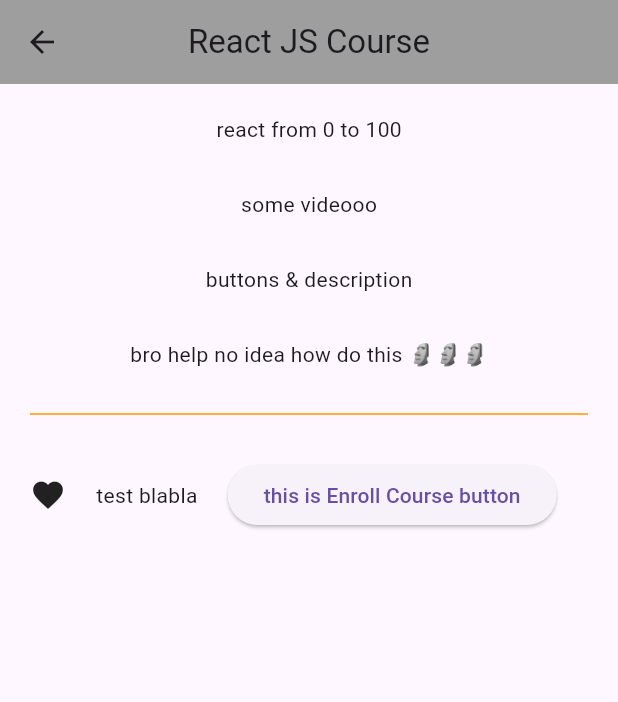
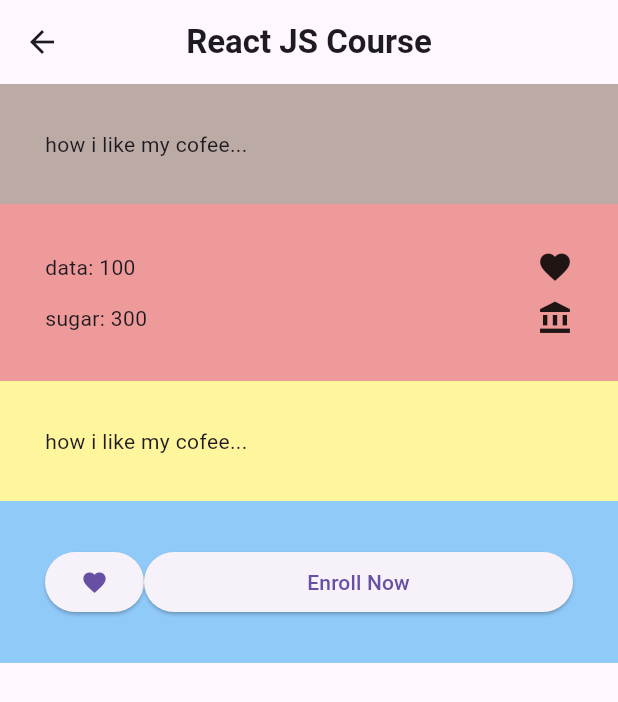
Before and after one commit to Wilmer-Kwodee/BelAjari-SE-Project, a Flutter app: the CourseScreen screen opened directly, after a tap on "React JS", on a phone screen of 412 x 824 dp. Shown: the top 702 px of the screen. Run offline on Flutter 3.47's test engine with Material 3 defaults, Android fonts, the phone set to English and light mode, and no system bars.

Commit message:
Add files via upload

```diff
--- a/lib/course_screen.dart
+++ b/lib/course_screen.dart
@@ -10,11 +10,16 @@ class CourseScreen extends StatelessWidget {
   Widget build(BuildContext context) {
     return Scaffold(
       appBar: AppBar(
-        title: Text('Coding Category'),
-        backgroundColor: Colors.red,
+        title: const Text(
+          'Coding Category',
+          style: TextStyle(fontWeight: FontWeight.bold),
+        ),
+        centerTitle: true,
       ),
       body: Container(
-        child: ListView(
+        padding: const EdgeInsets.all(20),
+        child: const Column(
+          crossAxisAlignment: CrossAxisAlignment.stretch,
           children: [CourseTopicButton(), CourseTopicButton()],
         ),
       ),
@@ -31,10 +36,10 @@ class CourseTopicButton extends StatelessWidget {
       onPressed: () {
         Navigator.push(
           context,
-          MaterialPageRoute(builder: (context) => DetailScreen()),
+          MaterialPageRoute(builder: (context) => const DetailScreen()),
         );
       },
-      child: Text('React JS'),
+      child: const Text('React JS'),
     );
   }
 }
--- a/lib/detail_screen.dart
+++ b/lib/detail_screen.dart
@@ -7,49 +7,71 @@ class DetailScreen extends StatelessWidget {
   Widget build(BuildContext context) {
     return Scaffold(
         appBar: AppBar(
-        title: Text('React JS Course'),
+          title: const Text(
+            'React JS Course',
+            style: TextStyle(fontWeight: FontWeight.bold),
+          ),
           centerTitle: true,
-        backgroundColor: Colors.grey,
         ),
-      body: Padding(
-        padding: EdgeInsets.all(20),
-        child: Column(
-          children: <Widget>[
-            Text('react from 0 to 100'),
+        body: Column(
+          crossAxisAlignment: CrossAxisAlignment.stretch,
+          children: [
+            Container(
+              color: Colors.brown[200],
+              padding: const EdgeInsets.all(30),
+              child: const Text('how i like my cofee...'),
+            ),
+            Container(
+              color: Colors.red[200],
+              padding: const EdgeInsets.all(30),
+              child: const Column(
+                children: [
+                  Row(
+                    children: [
+                      Text('data: '),
+                      Text('100'),
+                      Expanded(child: SizedBox()),
+                      Icon(Icons.favorite)
+                    ],
+                  ),
                   SizedBox(
-              height: 30,
-            ),
-            Text('some videooo'),
-            SizedBox(
-              height: 30,
-            ),
-            Text('buttons & description'),
-            SizedBox(
-              height: 30,
-            ),
-            Text('bro help no idea how do this 🗿🗿🗿'),
-            Divider(
-              height: 60,
-              color: Colors.orange,
+                    height: 10,
                   ),
                   Row(
-              children: <Widget>[
-                Icon(Icons.favorite),
-                SizedBox(
-                  width: 20,
+                    children: [
+                      Text('sugar: '),
+                      Text('300'),
+                      Expanded(child: SizedBox()),
+                      Icon(Icons.account_balance)
+                    ],
+                  )
+                ],
               ),
-                Text('test blabla'),
-                SizedBox(
-                  width: 20,
             ),
+            Container(
+              color: Colors.yellow[200],
+              padding: const EdgeInsets.all(30),
+              child: const Text('how i like my cofee...'),
+            ),
+            Container(
+              color: Colors.blue[200],
+              padding: const EdgeInsets.all(30),
+              child: Row(
+                children: [
                   ElevatedButton(
                     onPressed: () {},
-                    child: Text('this is Enroll Course button'))
-              ],
+                    child: const Icon(Icons.favorite),
+                  ),
+                  Expanded(
+                    child: ElevatedButton(
+                      onPressed: () {},
+                      child: const Text('Enroll Now'),
+                    ),
                   ),
                 ],
               ),
             ),
-    );
+          ],
+        ));
   }
 }
--- a/lib/main.dart
+++ b/lib/main.dart
@@ -13,17 +13,20 @@ class Home extends StatelessWidget {
   Widget build(BuildContext context) {
     return Scaffold(
       appBar: AppBar(
-        title: Text('Hello,'),
+        title: const Text('Hello,'),
         backgroundColor: Colors.orange,
       ),
       body: Container(
-        child: ListView(
-          children: [
-            WilmerCourseButton(),
-            WilmerCourseButton(),
-          ],
-        ),
-      ),
+          padding: const EdgeInsets.all(20),
+          child: GridView.count(
+            crossAxisCount: 2,
+            children: [
+              WilmerCourseButton(),
+              WilmerCourseButton(),
+              WilmerCourseButton(),
+              WilmerCourseButton(),
+            ],
+          )),
       // bottomNavigationBar: BottomNavigationBar(
       //   items: [],
       // ),
@@ -36,14 +39,19 @@ class WilmerCourseButton extends StatelessWidget {
 
   @override
   Widget build(BuildContext context) {
-    return ElevatedButton(
-      onPressed: () {
+    return GestureDetector(
+      onTap: () {
         Navigator.push(
           context,
           MaterialPageRoute(builder: (context) => CourseScreen()),
         );
       },
-      child: Text('Coding courses'),
+      child: Container(
+        margin: const EdgeInsets.all(10),
+        padding: const EdgeInsets.all(10),
+        color: Colors.grey[200],
+        child: const Text('Coding courses'),
+      ),
     );
   }
 }
```
Lines whose indentation alone changed are shown as unchanged.
